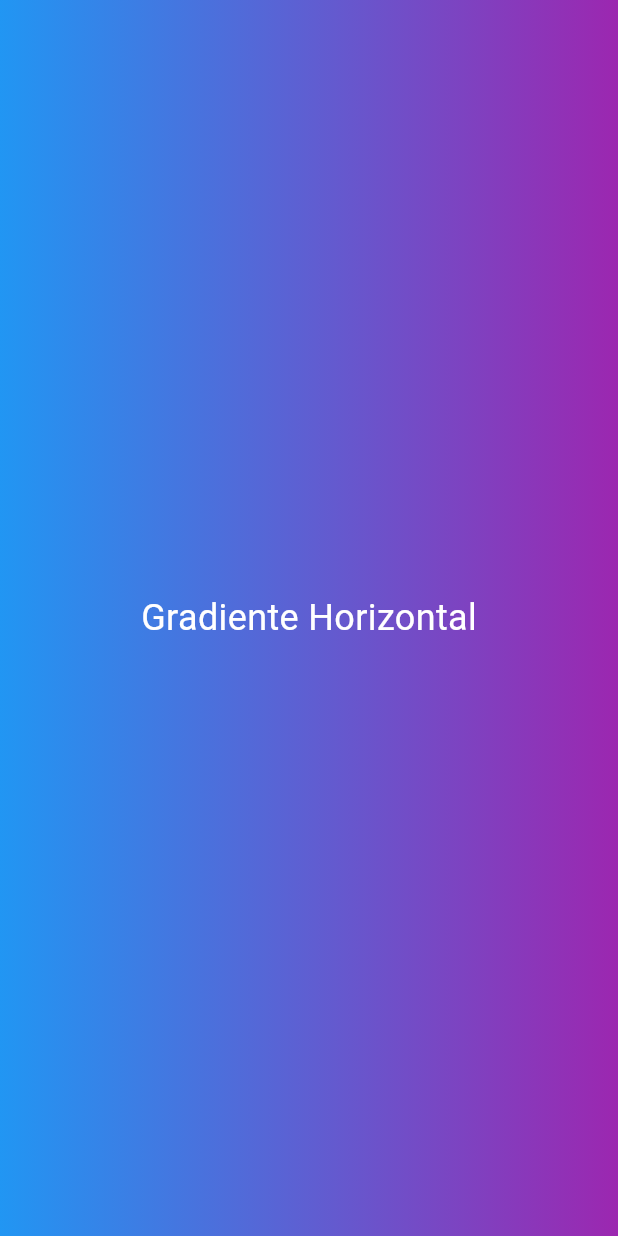
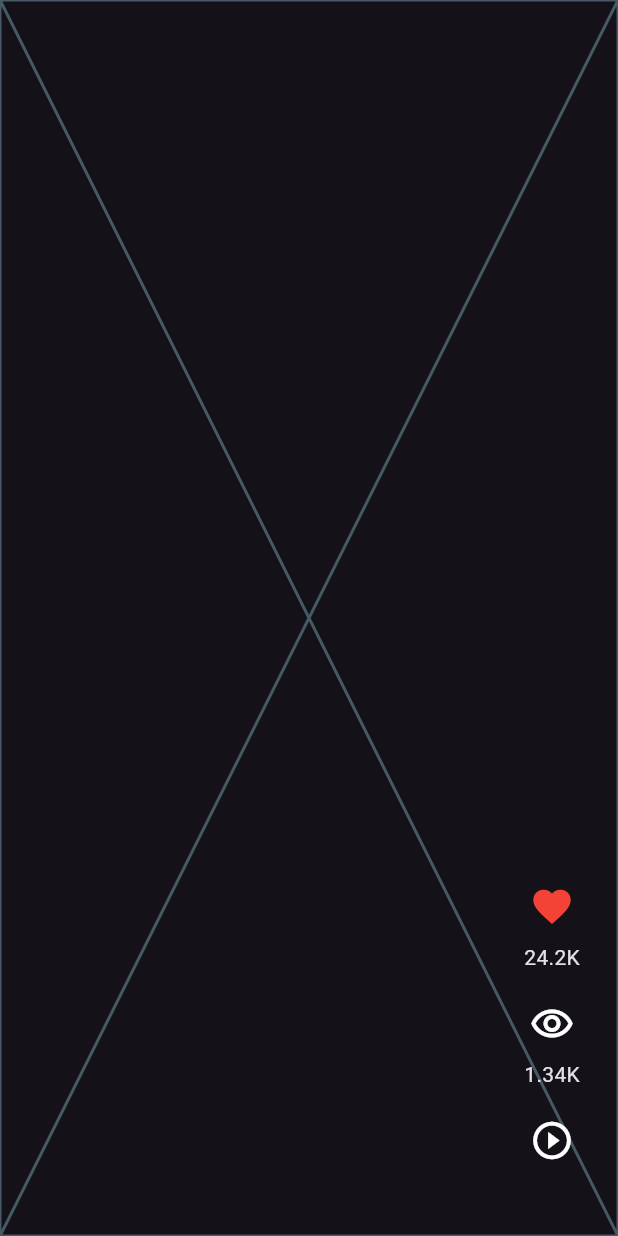
Before and after one commit to jmboada30/flutter-toktik, a Flutter app: the screen it shows after launch, swiped to page 2, on a phone screen of 412 x 824 dp. Run offline on Flutter 3.47's test engine with Material 3 defaults, Android fonts, the phone set to English and light mode, and no system bars.

Commit message:
Add video player and internet permission

```diff
--- /dev/null
+++ b/lib/config/helpers/human_formats.dart
@@ -0,0 +1,11 @@
+import 'package:intl/intl.dart';
+
+class HumanFormats {
+  static String humanReadbleNumber(double number) {
+    final formatterNumber =
+        NumberFormat.compactCurrency(decimalDigits: 0, symbol: '')
+            .format(number);
+
+    return formatterNumber;
+  }
+}
--- a/lib/presentation/widgets/shared/vide_scrollable_view.dart
+++ b/lib/presentation/widgets/shared/vide_scrollable_view.dart
@@ -1,5 +1,7 @@
 import 'package:flutter/material.dart';
 import 'package:toktik/domain/entities/video_post.dart';
+import 'package:toktik/presentation/widgets/shared/video_buttons.dart';
+import 'package:toktik/presentation/widgets/video/fullscreen_player.dart';
 
 class VideoScrollableView extends StatelessWidget {
   final List<VideoPost> videos;
@@ -7,43 +9,34 @@ class VideoScrollableView extends StatelessWidget {
 
   @override
   Widget build(BuildContext context) {
-    return PageView(
+    return PageView.builder(
       scrollDirection: Axis.vertical,
       physics: const BouncingScrollPhysics(),
-      children: [
-        Container(
-          decoration: const BoxDecoration(
-              gradient: LinearGradient(
-                  colors: [Colors.yellow, Colors.orange],
-                  begin: Alignment.topLeft,
-                  end: Alignment.bottomRight)),
-          child: const Center(
-            child: Text(
-              'Gradiente Vertical',
-              style: TextStyle(fontSize: 24, color: Colors.black),
+      itemCount: videos.length,
+      itemBuilder: (context, index) {
+        final videoPost = videos[index];
+
+        return Stack(
+          children: [
+            // videoPlayer + gradient
+            SizedBox.expand(
+              child: FullScreenPlayer(
+                caption: videoPost.caption,
+                videoUrl: videoPost.videoUrl,
+              ),
             ),
-          ),
-        ),
-        Container(
-          decoration: const BoxDecoration(
-              gradient: LinearGradient(colors: [Colors.blue, Colors.purple])),
-          child: const Center(
-            child: Text(
-              'Gradiente Horizontal',
-              style: TextStyle(fontSize: 24, color: Colors.white),
-            ),
-          ),
-        ),
-        Container(
-          color: Colors.greenAccent,
-          child: const Center(
-            child: Text(
-              'Color Solido',
-              style: TextStyle(fontSize: 24, color: Colors.black),
-            ),
-          ),
-        )
-      ],
+
+            // buttons
+            Positioned(
+              right: 20,
+              bottom: 40,
+              child: VideoButtons(
+                videoPost: videoPost,
+              ),
+            )
+          ],
+        );
+      },
     );
   }
 }
--- /dev/null
+++ b/lib/presentation/widgets/shared/video_buttons.dart
@@ -0,0 +1,57 @@
+import 'package:animate_do/animate_do.dart';
+import 'package:flutter/material.dart';
+import 'package:toktik/config/helpers/human_formats.dart';
+import 'package:toktik/domain/entities/video_post.dart';
+
+class VideoButtons extends StatelessWidget {
+  final VideoPost videoPost;
+  const VideoButtons({super.key, required this.videoPost});
+
+  @override
+  Widget build(BuildContext context) {
+    return Column(
+      children: [
+        _CustomIconButton(
+          value: videoPost.likes,
+          iconData: Icons.favorite,
+          iconColor: Colors.red,
+        ),
+        const SizedBox(height: 10),
+        _CustomIconButton(
+            value: videoPost.views, iconData: Icons.remove_red_eye_outlined),
+        const SizedBox(height: 10),
+        SpinPerfect(
+            infinite: true,
+            duration: const Duration(seconds: 5),
+            child: const _CustomIconButton(
+                value: 0, iconData: Icons.play_circle_outline)),
+      ],
+    );
+  }
+}
+
+class _CustomIconButton extends StatelessWidget {
+  final int value;
+  final IconData iconData;
+  final Color? color;
+  const _CustomIconButton(
+      {required this.value, required this.iconData, iconColor})
+      : color = iconColor ?? Colors.white;
+
+  @override
+  Widget build(BuildContext context) {
+    return Column(
+      children: [
+        IconButton(
+          onPressed: () {},
+          icon: Icon(
+            iconData,
+            color: color,
+            size: 30,
+          ),
+        ),
+        if (value > 0) Text(HumanFormats.humanReadbleNumber(value.toDouble()))
+      ],
+    );
+  }
+}
--- /dev/null
+++ b/lib/presentation/widgets/video/fullscreen_player.dart
@@ -0,0 +1,12 @@
+import 'package:flutter/material.dart';
+
+class FullScreenPlayer extends StatelessWidget {
+  final String caption;
+  final String videoUrl;
+  const FullScreenPlayer({super.key, required this.caption, required this.videoUrl});
+
+  @override
+  Widget build(BuildContext context) {
+    return const Placeholder();
+  }
+}
```
Also changed, not shown: pubspec.yaml (+3 -6 lines), pubspec.lock, 9 other files.
